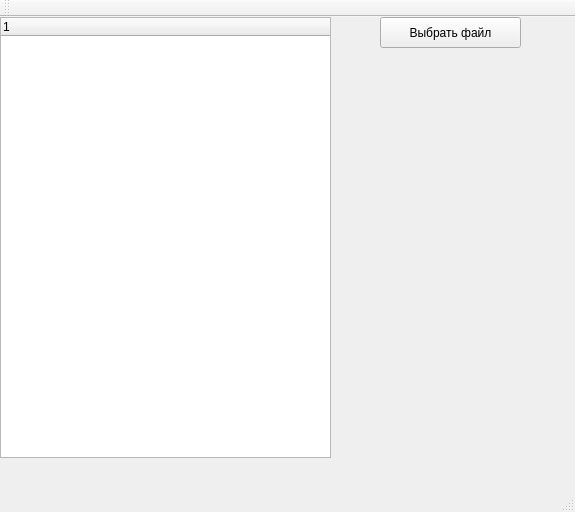
Before: the Qt Designer form src/xmlparser/xmlparser/mainwindow.ui in smurav/db2013, drawn with Qt 5.
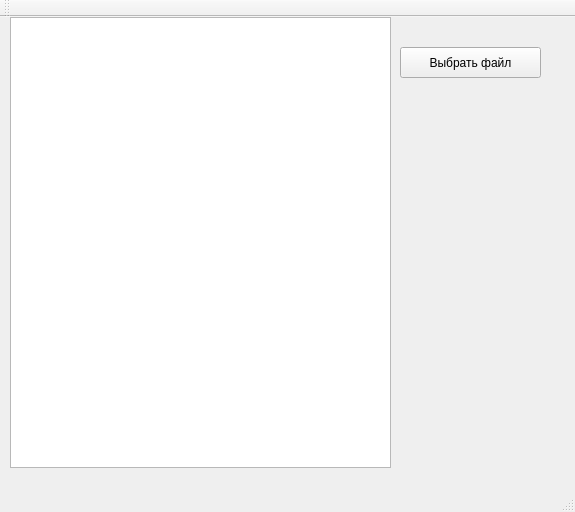
After: the same form once the commit is applied.

Commit message: Вывод в QTextEdit

The edit to the form file:
```diff
--- a/src/xmlparser/xmlparser/mainwindow.ui
+++ b/src/xmlparser/xmlparser/mainwindow.ui
@@ -14,26 +14,11 @@
    <string>MainWindow</string>
   </property>
   <widget class="QWidget" name="centralWidget">
-   <widget class="QTreeWidget" name="treeWidget">
-    <property name="geometry">
-     <rect>
-      <x>0</x>
-      <y>0</y>
-      <width>331</width>
-      <height>441</height>
-     </rect>
-    </property>
-    <column>
-     <property name="text">
-      <string notr="true">1</string>
-     </property>
-    </column>
-   </widget>
    <widget class="QPushButton" name="chooseButton">
     <property name="geometry">
      <rect>
-      <x>380</x>
-      <y>0</y>
+      <x>400</x>
+      <y>30</y>
       <width>141</width>
       <height>31</height>
      </rect>
@@ -42,6 +27,16 @@
      <string>Выбрать файл</string>
     </property>
    </widget>
+   <widget class="QTextEdit" name="textEdit">
+    <property name="geometry">
+     <rect>
+      <x>10</x>
+      <y>0</y>
+      <width>381</width>
+      <height>451</height>
+     </rect>
+    </property>
+   </widget>
   </widget>
   <widget class="QMenuBar" name="menuBar">
    <property name="geometry">
```
The commit also changes 3 other files.
